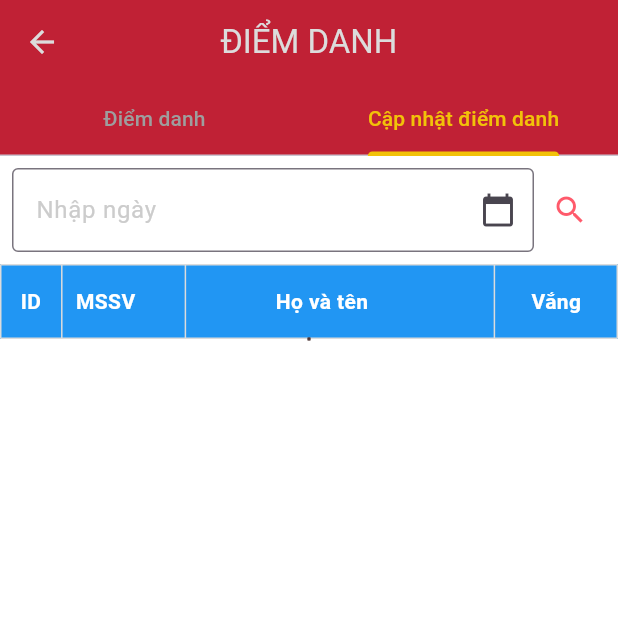
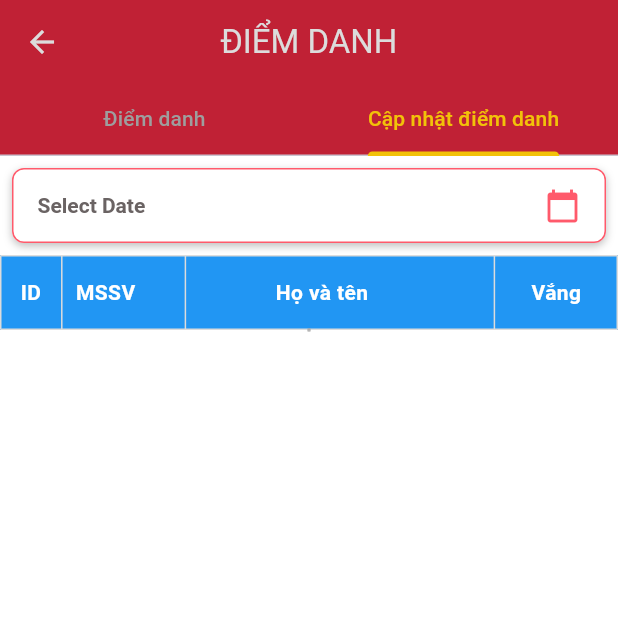
Before and after one commit to BD2020452915102002/IT4788-PTUDDNT, a Flutter app: the AttendanceLectureScreen screen opened directly with empty values, tab 2 chosen, on a phone screen of 412 x 824 dp, the top half of it. Run offline on Flutter 3.47's test engine with Material 3 defaults, Android fonts, the light colour scheme and no system bars; our stand-ins replace easy_refresh, file_picker, hive, hive_flutter, image_picker; accounts and stored records are empty.

Commit message:
update get_attendanace_date

```diff
--- a/lib/presentation/screens/lecturer/attendance_screen_lecture.dart
+++ b/lib/presentation/screens/lecturer/attendance_screen_lecture.dart
@@ -3,7 +3,7 @@ import 'package:ptuddnt/core/utils/hive.dart';
 import 'dart:convert';
 import '../../../core/utils/token.dart';
 import '../../../core/config/api_class.dart';
-import '../../../core/constants/colors.dart';  // Import AppColors class
+import '../../../core/constants/colors.dart';
 
 class AttendanceLectureScreen extends StatefulWidget {
   final String classId;
@@ -29,9 +29,12 @@ class _AttendanceLecturerState extends State<AttendanceLectureScreen> with Ticke
   bool sortAscending2 = true;
 
   late TabController _tabController;
-  final FocusNode _dateFocusNode = FocusNode();
 
   bool isLoading = false;
+  bool isLoading2 = false;
+
+  List<String> _dateList = ['2024-11-25', '2024-11-26', '2024-11-27', '2024-11-25', '2024-11-26', '2024-11-27']; // Example date list
+  String? _selectedDate; // To hold the selected value
 
   Future<void> getToken() async {
     _token = (await Token().get())!;
@@ -53,15 +56,17 @@ class _AttendanceLecturerState extends State<AttendanceLectureScreen> with Ticke
     getToken().then((_) {
       setState(() {
         _date = formatDate(DateTime.now());
-        _dateController.text = _date;
         _dateNow = _date;
+        _dateList = List<String>.from(Set<String>.from(_dateList));
         fetchStudents();
+        fetchAttendanceDate();
       });
     });
   }
 
   Future<void> fetchStudents() async {
     setState(() {
+      students = [];
       isLoading = true;
     });
     final response = await ApiClass().post('/get_class_info', {
@@ -75,8 +80,9 @@ class _AttendanceLecturerState extends State<AttendanceLectureScreen> with Ticke
 
       setState(() {
         isLoading = false;
+        var responseBody = utf8.decode(response.bodyBytes); // Decode the body as UTF-8
         students = List<Map<String, dynamic>>.from(
-          json.decode(response.body)["data"]["student_accounts"],
+          json.decode(responseBody)["data"]["student_accounts"],
         );
       });
     } else {
@@ -87,11 +93,42 @@ class _AttendanceLecturerState extends State<AttendanceLectureScreen> with Ticke
     }
   }
 
+  Future<void> fetchAttendanceDate() async {
+    setState((){
+      isLoading2 = true;
+      _dateList = [];
+    });
+
+    final response = await ApiClass().post('/get_attendance_dates', {
+      'token': _token,
+      'class_id': _classId
+    });
+
+    if(response.statusCode == 200) {
+      final Map<String, dynamic> responseData = jsonDecode(response.body);
+
+      if(responseData['data'] != null) {
+        setState(() {
+          _dateList = List<String>.from(responseData["data"]);
+        });
+      }
+      setState(() {
+        isLoading2 = false;
+      });
+    } else {
+      setState(() {
+        isLoading2 = false;
+      });
+      showError(response);
+    }
+
+
+  }
+
   Future<void> fetchAttendanceData() async {
     setState(() {
-      isLoading = true; // Show loading indicator
+      isLoading2 = true; // Show loading indicator
       attendanceDetails.clear();
-      _date = _dateController.text;
       print("date:" + _date);
     });
 
@@ -99,6 +136,7 @@ class _AttendanceLecturerState extends State<AttendanceLectureScreen> with Ticke
       'token': _token,
       'class_id': _classId,
       'date': _date.toString(),
+
     });
 
     if (response.statusCode == 200) {
@@ -111,25 +149,24 @@ class _AttendanceLecturerState extends State<AttendanceLectureScreen> with Ticke
           for (var attendance in attendanceDetails) {
             var student = students.firstWhere(
                   (student) => student['student_id'] == attendance['student_id'],
-              orElse: () => {}, // Empty map if no match is found
+              orElse: () => {},
             );
             if (student.isNotEmpty) {
-              // Add first_name and last_name from students to each attendance entry
               attendance['first_name'] = student['first_name'];
               attendance['last_name'] = student['last_name'];
             }
           }
 
-          isLoading = false; // Hide loading indicator
+          isLoading2 = false;
         });
       } else {
         setState(() {
-          isLoading = false; // Hide loading indicator
+          isLoading2 = false;
         });
       }
     } else {
       setState(() {
-        isLoading = false; // Hide loading indicator
+        isLoading2 = false;
       });
       showError(response);
     }
@@ -137,7 +174,7 @@ class _AttendanceLecturerState extends State<AttendanceLectureScreen> with Ticke
 
   Future<void> changeAbsenceStatus(attendanceId, status) async {
     setState(() {
-      isLoading = true;
+      isLoading2 = true;
     });
     final response = await ApiClass().post('/set_attendance_status', {
       "token": _token,
@@ -147,7 +184,7 @@ class _AttendanceLecturerState extends State<AttendanceLectureScreen> with Ticke
 
     if (response.statusCode == 200) {
       setState(() {
-        isLoading = false;
+        isLoading2 = false;
       });
       ScaffoldMessenger.of(context).showSnackBar(
         SnackBar(content: Text('Change Status Successfully')),
@@ -155,7 +192,7 @@ class _AttendanceLecturerState extends State<AttendanceLectureScreen> with Ticke
 
     } else {
       setState(() {
-        isLoading = false;
+        isLoading2 = false;
       });
       showError(response);
 
@@ -203,24 +240,11 @@ class _AttendanceLecturerState extends State<AttendanceLectureScreen> with Ticke
     );
   }
 
-  Future<void> _pickDate(BuildContext context) async {
-    final DateTime? pickedDate = await showDatePicker(
-      context: context,
-      initialDate: DateTime.now(),
-      firstDate: DateTime(2000),
-      lastDate: DateTime(2100),
-    );
-    if (pickedDate != null) {
-      setState(() {
-        _dateController.text = pickedDate.toLocal().toString().split(' ')[0];
-      });
-      print(_dateController.text);
-      // Format as YYYY-MM-DD
-    }
-  }
-
   // Submit Absences
   Future<void> submitAbsences() async {
+    setState((){
+      isLoading = true;
+    });
     final response = await ApiClass().post('/take_attendance', {
       "token": _token,
       "class_id": _classId,
@@ -232,8 +256,17 @@ class _AttendanceLecturerState extends State<AttendanceLectureScreen> with Ticke
       ScaffoldMessenger.of(context).showSnackBar(
         SnackBar(content: Text('Attendance Submitted Successfully')),
       );
+
+      setState((){
+        isLoading = false;
         absenceList.clear();
+      });
+
+      fetchAttendanceDate();
     } else {
+      setState((){
+        isLoading = false;
+      });
       showError(response);
     }
   }
@@ -309,7 +342,7 @@ class _AttendanceLecturerState extends State<AttendanceLectureScreen> with Ticke
     double indexColumnWidth = screenWidth * 0.1;
     double idColumnWidth = screenWidth * 0.2;   // 20% of screen width
     double nameColumnWidth = screenWidth * 0.5; // 50% of screen width
-    double absenceColumnWidth = screenWidth * 0.2; // 30% of screen width
+    double absenceColumnWidth = screenWidth * 0.2; // 20% of screen width
     return Scaffold(
       appBar: AppBar(
         title: const Text('ĐIỂM DANH'),
@@ -491,6 +524,8 @@ class _AttendanceLecturerState extends State<AttendanceLectureScreen> with Ticke
                                         child: Checkbox(
                                           value: absenceList.contains(student['student_id']),
                                           onChanged: (value) => _onCheckboxChanged(value, student['student_id']),
+                                          checkColor: Colors.white, // Color of the checkmark
+                                          activeColor: AppColors.primary50, // Color when checked
                                         ),
                                       ),
                                     ),
@@ -535,19 +570,27 @@ class _AttendanceLecturerState extends State<AttendanceLectureScreen> with Ticke
                         ]
                     ),
                     SizedBox(height: 10),
+                    Row(
+                      mainAxisAlignment: MainAxisAlignment.end,  // Align the button to the right
+                      children: [
                         ElevatedButton(
                           onPressed: () async {
                             showLoadingDialog(context);
                             await submitAbsences();
                             Navigator.of(context).pop();
-
                           },
                           style: ElevatedButton.styleFrom(
                             backgroundColor: AppColors.buttonColor,  // Button background color
                             foregroundColor: Colors.white,  // Text color for the button
-                      ), // Custom button color
+                            shape: RoundedRectangleBorder(
+                              borderRadius: BorderRadius.circular(12.0),  // Set the border radius here
+                            ),
+                          ),
                           child: Text('Gửi'),
                         ),
+                        SizedBox(width: 8.0),
+                      ],
+                    )
                   ],
                 ),
 
@@ -560,36 +603,87 @@ class _AttendanceLecturerState extends State<AttendanceLectureScreen> with Ticke
                       child: Row(
                         children: [
                           Expanded(
-                            child: GestureDetector(
-                              onTap: () async {
-                                _dateFocusNode.unfocus(); // Close the keyboard if open
-                                await _pickDate(context); // Show date picker
+                            child: Container(
+                              padding: EdgeInsets.symmetric(horizontal: 16.0, vertical: 12.0), // Padding for button-like appearance
+                              decoration: BoxDecoration(
+                                color: Colors.white, // Set the background color to white
+                                borderRadius: BorderRadius.circular(8.0), // Rounded corners
+                                border: Border.all(color: AppColors.primary50), // Border color
+                                boxShadow: [
+                                  BoxShadow(
+                                    color: Colors.black26, // Shadow color
+                                    blurRadius: 4.0, // Blur radius
+                                    offset: Offset(0, 2), // Shadow position
+                                  ),
+                                ], // Adding shadow
+                              ),
+                              height: 50, // Fixed height for the dropdown button
+                              child: Center( // Center the dropdown text inside the button
+                                child: DropdownButtonHideUnderline( // Hide the default underline of Dropdown
+                                  child: DropdownButton<String>(
+                                    hint: Text(
+                                      'Select Date',
+                                      style: TextStyle(
+                                        color: AppColors.textColorBlur,
+                                        fontWeight: FontWeight.bold, // Make hint text bold
+                                      ),
+                                    ),
+                                    value: _selectedDate, // This is the selected date from the list
+                                    onChanged: (String? newValue) {
+                                      if (newValue != _selectedDate) {
+                                        setState(() {
+                                          _selectedDate = newValue;
+                                          _date = (_selectedDate).toString();
+                                          fetchAttendanceData();
+                                        });
+                                      }
                                     },
-                              behavior: HitTestBehavior.translucent, // Ensures taps are properly registered
-                              child: AbsorbPointer( // Prevent default TextField tap behavior
-                                child: TextField(
-                                  readOnly: true,
-                                  decoration: InputDecoration(
-                                    labelText: 'Nhập ngày',
-                                    hintText: 'YYYY-MM-DD',
-                                    hintStyle: TextStyle(color: AppColors.textColorBlur),
-                                    border: OutlineInputBorder(),
-                                    suffixIcon: Icon(Icons.calendar_today),
-                                    fillColor: AppColors.tertiary,
+                                    items: _dateList.map<DropdownMenuItem<String>>((String value) {
+                                      return DropdownMenuItem<String>(
+                                        value: value,
+                                        child: Center( // Center the text inside each item
+                                          child: Text(
+                                            value,
+                                            style: TextStyle(
+                                              color: AppColors.textColor,
+                                              fontWeight: FontWeight.bold, // Make the dropdown items bold
                                             ),
-                                  controller: _dateController,
-                                  focusNode: _dateFocusNode,
+                                          ),
+                                        ),
+                                      );
+                                    }).toList(),
+                                    icon: Icon(
+                                      Icons.calendar_today,
+                                      color: AppColors.primary50, // Icon color
+                                    ),
+                                    style: TextStyle(
+                                      color: AppColors.textColor,
+                                      fontWeight: FontWeight.bold, // Make the selected text bold
+                                    ),
+                                    isExpanded: true, // Expand to fill available space
+                                    isDense: true, // Reduce vertical space
+                                    menuMaxHeight: 200, // Set max height for dropdown items
+                                    dropdownColor: Colors.white, // Set dropdown background color
+                                    selectedItemBuilder: (BuildContext context) {
+                                      return _dateList.map<Widget>((String value) {
+                                        return Center( // Center the selected text inside the dropdown button
+                                          child: Text(
+                                            value,
+                                            style: TextStyle(
+                                              fontSize: 16.0,
+                                              color: AppColors.textColor,
+                                              fontWeight: FontWeight.bold, // Make the selected text bold
+                                            ),
+                                          ),
+                                        );
+                                      }).toList();
+                                    },
                                   ),
                                 ),
                               ),
                             ),
-                          IconButton(
-                            icon: Icon(Icons.search, color: AppColors.primary50),
-                            onPressed: () async {
-                              _dateFocusNode.unfocus();
-                              fetchAttendanceData();
-                            },
                           ),
+
 
                         ],
                       ),
@@ -706,7 +800,7 @@ class _AttendanceLecturerState extends State<AttendanceLectureScreen> with Ticke
                             ],
                           ),
 
-                          isLoading
+                          isLoading2
                               ? Center(child: CircularProgressIndicator())
                               : SizedBox(
                             height: 350,
@@ -718,7 +812,7 @@ class _AttendanceLecturerState extends State<AttendanceLectureScreen> with Ticke
                                   2: FixedColumnWidth(nameColumnWidth),  // Name column width = 200
                                   3: FixedColumnWidth(absenceColumnWidth),  // Absence column width = 100
                                 },
-                                border: TableBorder.all(color: AppColors.textColor),
+                                border: TableBorder.all(color: Colors.grey),
                                 children: attendanceDetails.asMap().entries.map((entry) {
                                   final index = entry.key;   // This gives you the index of the student
                                   final attendance = entry.value; // This gives you the student data
@@ -741,6 +835,7 @@ class _AttendanceLecturerState extends State<AttendanceLectureScreen> with Ticke
                                       SizedBox(
                                         height: 50,  // Row height
                                         child: Center(
+                                          child: DropdownButtonHideUnderline(
                                             child: DropdownButton<String>(
                                               value: attendance['status'],
                                               onChanged: (newValue) {
@@ -750,26 +845,45 @@ class _AttendanceLecturerState extends State<AttendanceLectureScreen> with Ticke
                                                 });
                                               },
                                               items: const [
-                                              DropdownMenuItem(value: 'EXCUSED_ABSENCE', child: Text('Có Phép',
+                                                DropdownMenuItem(
+                                                  value: 'EXCUSED_ABSENCE',
+                                                  child: Text(
+                                                    'Có Phép',
                                                     textAlign: TextAlign.center,
                                                     style: TextStyle(
                                                       fontSize: 12.0,
-                                                                                                        color: Colors.yellow
-                                                                                                      ))),
-                                              DropdownMenuItem(value: 'UNEXCUSED_ABSENCE', child: Text('Không phép',
+                                                      color: Colors.yellow,
+                                                      fontWeight: FontWeight.bold,
+                                                    ),
+                                                  ),
+                                                ),
+                                                DropdownMenuItem(
+                                                  value: 'UNEXCUSED_ABSENCE',
+                                                  child: Text(
+                                                    'Không phép',
                                                     textAlign: TextAlign.center,
                                                     style: TextStyle(
                                                       fontSize: 12.0,
-                                                                                                        color: AppColors.primary50
-                                                                                                      ))),
-                                              DropdownMenuItem(value: 'PRESENT', child: Text('Có mặt',
+                                                      color: AppColors.primary50,
+                                                      fontWeight: FontWeight.bold,
+                                                    ),
+                                                  ),
+                                                ),
+                                                DropdownMenuItem(
+                                                  value: 'PRESENT',
+                                                  child: Text(
+                                                    'Có mặt',
                                                     textAlign: TextAlign.center,
                                                     style: TextStyle(
                                                       fontSize: 12.0,
-                                                                                                        color: Colors.green
-                                                                                                      ))),
+                                                      color: Colors.green,
+                                                      fontWeight: FontWeight.bold,
+                                                    ),
+                                                  ),
+                                                ),
                                               ],
                                             ),
+                                          )
                                         ),
                                       ),
                                     ],
```
Lines whose indentation alone changed are shown as unchanged.
